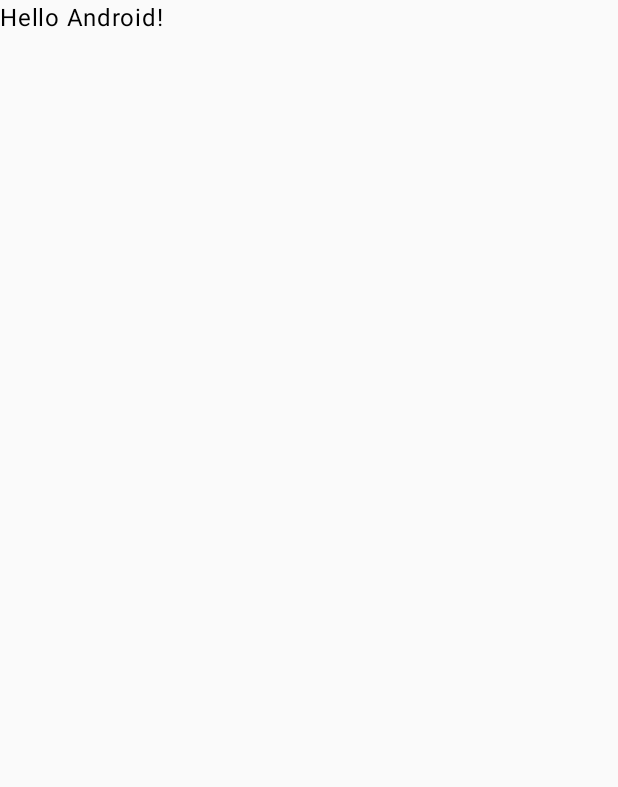
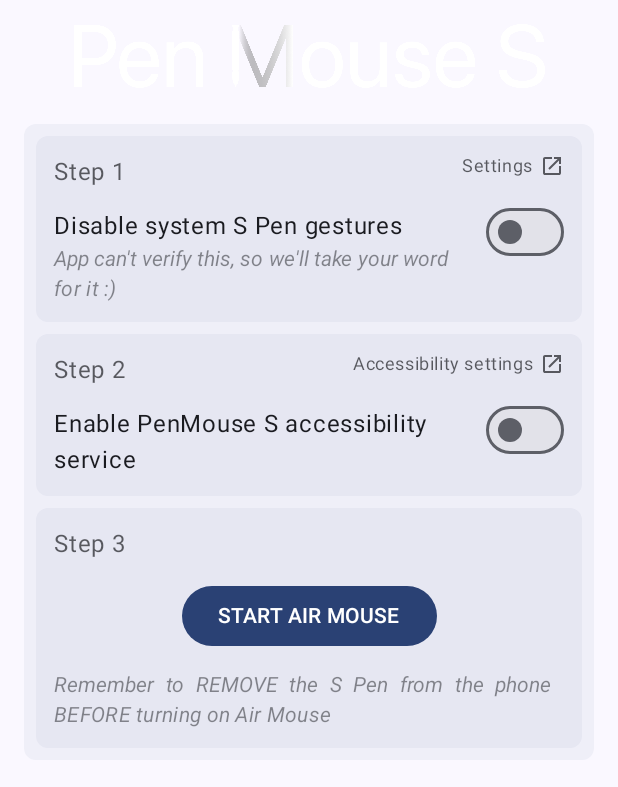
Before and after one commit to jojczak/PenMouseS, an Android app built with Jetpack Compose: the screen it shows after launch (MainActivity), on a phone screen of 412 x 824 dp. Before the commit the part shown is almost empty. Shown: the top 787 px of the screen. Run offline under Robolectric (Android 15) with nearby library versions, the phone set to English and light mode, and no system bars; our stand-ins replace Dagger/Hilt's generated code.

Commit message:
- Added Hilt library, SPenManager, and Activity is now injected - Improved Air Mouse functionality - Added a startup screen (non-functional) - Added app logo

```diff
--- a/app/src/main/java/pl/jojczak/penmouses/PenMouseSApp.kt
+++ b/app/src/main/java/pl/jojczak/penmouses/PenMouseSApp.kt
@@ -1,8 +1,17 @@
 package pl.jojczak.penmouses
 
 import android.app.Application
-import pl.jojczak.penmouses.utils.SPenManager
+import dagger.hilt.android.HiltAndroidApp
+import pl.jojczak.penmouses.di.ActivityProvider
+import javax.inject.Inject
 
-class PenMouseSApp: Application() {
-    var sPenManager: SPenManager? = null
+@HiltAndroidApp
+class PenMouseSApp : Application() {
+    @Inject
+    lateinit var activityProvider: ActivityProvider
+
+    override fun onCreate() {
+        super.onCreate()
+        registerActivityLifecycleCallbacks(activityProvider)
+    }
 }
--- /dev/null
+++ b/app/src/main/java/pl/jojczak/penmouses/di/ActivityProvider.kt
@@ -0,0 +1,38 @@
+package pl.jojczak.penmouses.di
+
+import android.app.Activity
+import android.app.Application
+import android.os.Bundle
+import javax.inject.Inject
+import javax.inject.Singleton
+
+@Singleton
+class ActivityProvider @Inject constructor() : Application.ActivityLifecycleCallbacks {
+    private var currentActivity: Activity? = null
+
+    fun getActivity(): Activity? = currentActivity
+
+    override fun onActivityCreated(activity: Activity, savedInstanceState: Bundle?) {
+        currentActivity = activity
+    }
+
+    override fun onActivityStarted(activity: Activity) {
+        currentActivity = activity
+    }
+
+    override fun onActivityResumed(activity: Activity) {
+        currentActivity = activity
+    }
+
+    override fun onActivityPaused(activity: Activity) {}
+
+    override fun onActivityStopped(activity: Activity) {}
+
+    override fun onActivitySaveInstanceState(activity: Activity, outState: Bundle) {}
+
+    override fun onActivityDestroyed(activity: Activity) {
+        if (currentActivity == activity) {
+            currentActivity = null
+        }
+    }
+}
--- /dev/null
+++ b/app/src/main/java/pl/jojczak/penmouses/di/SPenModule.kt
@@ -0,0 +1,24 @@
+package pl.jojczak.penmouses.di
+
+import dagger.Module
+import dagger.Provides
+import dagger.hilt.InstallIn
+import dagger.hilt.components.SingletonComponent
+import pl.jojczak.penmouses.utils.SPenManager
+import javax.inject.Singleton
+
+@Module
+@InstallIn(SingletonComponent::class)
+object SPenModule {
+    @Provides
+    @Singleton
+    fun provideActivityProvider(): ActivityProvider {
+        return ActivityProvider()
+    }
+
+    @Provides
+    @Singleton
+    fun provideSPenManager(activityProvider: ActivityProvider): SPenManager {
+        return SPenManager(activityProvider)
+    }
+}
--- /dev/null
+++ b/app/src/main/java/pl/jojczak/penmouses/ui/home/HomeScreen.kt
@@ -0,0 +1,294 @@
+package pl.jojczak.penmouses.ui.home
+
+import android.content.Context
+import android.content.Intent
+import android.content.res.Configuration
+import android.provider.Settings
+import androidx.annotation.StringRes
+import androidx.compose.foundation.Image
+import androidx.compose.foundation.clickable
+import androidx.compose.foundation.layout.Arrangement
+import androidx.compose.foundation.layout.Box
+import androidx.compose.foundation.layout.Column
+import androidx.compose.foundation.layout.Row
+import androidx.compose.foundation.layout.RowScope
+import androidx.compose.foundation.layout.Spacer
+import androidx.compose.foundation.layout.fillMaxSize
+import androidx.compose.foundation.layout.fillMaxWidth
+import androidx.compose.foundation.layout.padding
+import androidx.compose.foundation.layout.size
+import androidx.compose.foundation.shape.RoundedCornerShape
+import androidx.compose.material3.Button
+import androidx.compose.material3.Icon
+import androidx.compose.material3.LocalMinimumInteractiveComponentSize
+import androidx.compose.material3.MaterialTheme
+import androidx.compose.material3.Surface
+import androidx.compose.material3.Switch
+import androidx.compose.material3.Text
+import androidx.compose.runtime.Composable
+import androidx.compose.runtime.CompositionLocalProvider
+import androidx.compose.runtime.mutableStateOf
+import androidx.compose.runtime.remember
+import androidx.compose.ui.Alignment
+import androidx.compose.ui.Modifier
+import androidx.compose.ui.platform.LocalContext
+import androidx.compose.ui.res.painterResource
+import androidx.compose.ui.res.stringResource
+import androidx.compose.ui.text.font.FontStyle
+import androidx.compose.ui.text.style.TextAlign
+import androidx.compose.ui.tooling.preview.Preview
+import androidx.compose.ui.unit.dp
+import pl.jojczak.penmouses.R
+import pl.jojczak.penmouses.ui.theme.PenMouseSTheme
+import pl.jojczak.penmouses.ui.theme.elevation_1
+import pl.jojczak.penmouses.ui.theme.elevation_2
+import pl.jojczak.penmouses.ui.theme.pad_l
+import pl.jojczak.penmouses.ui.theme.pad_m
+import pl.jojczak.penmouses.ui.theme.pad_s
+import pl.jojczak.penmouses.ui.theme.pad_xl
+import pl.jojczak.penmouses.ui.theme.pad_xs
+import pl.jojczak.penmouses.ui.theme.pad_xxl
+
+@Composable
+fun HomeScreen() {
+    HomeScreenContent()
+}
+
+@Composable
+fun HomeScreenContent() {
+    Column(
+        horizontalAlignment = Alignment.CenterHorizontally,
+        modifier = Modifier
+            .fillMaxSize()
+            .padding(pad_l)
+    ) {
+        AppLogo()
+        StepsContainer()
+    }
+}
+
+@Composable
+private fun AppLogo() {
+    Image(
+        painter = painterResource(R.drawable.logo_light),
+        contentDescription = stringResource(R.string.home_logo_alt),
+        modifier = Modifier.padding(horizontal = pad_xxl)
+    )
+}
+
+@Composable
+private fun StepsContainer() {
+    Surface(
+        tonalElevation = elevation_1,
+        shape = RoundedCornerShape(pad_s),
+        modifier = Modifier.padding(top = pad_xl)
+    ) {
+        Column(
+            verticalArrangement = Arrangement.spacedBy(pad_s),
+            modifier = Modifier.padding(pad_s)
+        ) {
+            Step(
+                stepTextResId = R.string.home_steps_1,
+                stepDescResId = R.string.home_steps_1_des,
+                stepMoreResId = R.string.home_steps_1_more,
+                stepSettingsResId = R.string.home_steps_1_settings
+            ) {
+                openSettings(it)
+            }
+            Step(
+                stepTextResId = R.string.home_steps_2,
+                stepDescResId = R.string.home_steps_2_des,
+                stepSettingsResId = R.string.home_steps_2_settings
+            ) {
+                openAccessibilitySettings(it)
+            }
+            Step(
+                stepTextResId = R.string.home_steps_3,
+                stepDescResId = R.string.home_steps_3_des,
+                stepMoreResId = R.string.home_steps_3_more,
+                isButton = true
+            )
+        }
+    }
+}
+
+@Composable
+private fun Step(
+    @StringRes stepTextResId: Int,
+    @StringRes stepDescResId: Int,
+    @StringRes stepMoreResId: Int? = null,
+    @StringRes stepSettingsResId: Int? = null,
+    isButton: Boolean = false,
+    settingsCallback: (Context) -> Unit = { },
+) {
+    Surface(
+        tonalElevation = elevation_2,
+        shape = RoundedCornerShape(pad_s),
+        modifier = Modifier.fillMaxWidth()
+    ) {
+        Column(
+            modifier = Modifier.padding(pad_m)
+        ) {
+            StepHeader(
+                stepTextResId = stepTextResId,
+                stepSettingsResId = stepSettingsResId,
+                settingsCallback = settingsCallback
+            )
+            if (isButton) {
+                StepButton(
+                    stepDescResId = stepDescResId,
+                    stepMoreResId = stepMoreResId
+                )
+            } else {
+                LabeledSwitch(
+                    stepDescResId = stepDescResId,
+                    stepMoreResId = stepMoreResId
+                )
+            }
+        }
+    }
+}
+
+@Composable
+private fun StepHeader(
+    @StringRes stepTextResId: Int,
+    @StringRes stepSettingsResId: Int? = null,
+    settingsCallback: (Context) -> Unit = { },
+) {
+    Row(
+        verticalAlignment = Alignment.Top,
+        modifier = Modifier.padding(bottom = pad_m)
+    ) {
+        Text(
+            text = stringResource(stepTextResId),
+            color = MaterialTheme.colorScheme.onBackground.copy(alpha = STEP_TITLE_ALPHA)
+        )
+        if (stepSettingsResId != null) {
+            SettingsLink(
+                stepSettingsResId = stepSettingsResId,
+                settingsCallback = settingsCallback
+            )
+        }
+    }
+}
+
+@Composable
+private fun RowScope.SettingsLink(
+    @StringRes stepSettingsResId: Int,
+    settingsCallback: (Context) -> Unit = { },
+) {
+    val context = LocalContext.current
+
+    Spacer(
+        modifier = Modifier.weight(1f)
+    )
+    Row(
+        verticalAlignment = Alignment.CenterVertically,
+        horizontalArrangement = Arrangement.spacedBy(pad_xs),
+        modifier = Modifier.clickable { settingsCallback(context) }
+    ) {
+        Text(
+            text = stringResource(stepSettingsResId),
+            color = MaterialTheme.colorScheme.onBackground.copy(alpha = STEP_TITLE_ALPHA),
+            style = MaterialTheme.typography.bodySmall
+        )
+        Icon(
+            painter = painterResource(R.drawable.open_in_new_24px),
+            tint = MaterialTheme.colorScheme.onBackground.copy(alpha = STEP_TITLE_ALPHA),
+            contentDescription = null,
+            modifier = Modifier.size(16.dp)
+        )
+    }
+}
+
+@Composable
+private fun StepButton(
+    @StringRes stepDescResId: Int,
+    @StringRes stepMoreResId: Int? = null
+) {
+    Box(
+        contentAlignment = Alignment.Center,
+        modifier = Modifier.fillMaxWidth()
+    ) {
+        Button(
+            onClick = {}
+        ) {
+            Text(
+                text = stringResource(stepDescResId).uppercase(),
+            )
+        }
+    }
+    StepTextMore(
+        stepMoreResId = stepMoreResId,
+        modifier = Modifier.padding(top = pad_m)
+    )
+}
+
+@Composable
+private fun LabeledSwitch(
+    @StringRes stepDescResId: Int,
+    @StringRes stepMoreResId: Int? = null
+) {
+    val switchState = remember { mutableStateOf(false) }
+
+    Row(
+        horizontalArrangement = Arrangement.spacedBy(pad_l)
+    ) {
+        Column(
+            modifier = Modifier.weight(1f)
+        ) {
+            Text(text = stringResource(stepDescResId))
+            StepTextMore(stepMoreResId = stepMoreResId)
+        }
+        CompositionLocalProvider(
+            LocalMinimumInteractiveComponentSize provides 0.dp,
+        ) {
+            Switch(
+                checked = switchState.value,
+                onCheckedChange = { switchState.value = !switchState.value }
+            )
+        }
+    }
+}
+
+@Composable
+private fun StepTextMore(
+    @StringRes stepMoreResId: Int?,
+    modifier: Modifier = Modifier
+) {
+    stepMoreResId?.let {
+        Text(
+            text = stringResource(it),
+            style = MaterialTheme.typography.bodyMedium,
+            color = MaterialTheme.colorScheme.onBackground.copy(alpha = STEP_MORE_ALPHA),
+            fontStyle = FontStyle.Italic,
+            textAlign = TextAlign.Justify,
+            modifier = modifier
+        )
+    }
+}
+
+private fun openSettings(context: Context) {
+    context.startActivity(Intent(Settings.ACTION_SETTINGS))
+}
+
+private fun openAccessibilitySettings(context: Context) {
+    context.startActivity(Intent(Settings.ACTION_ACCESSIBILITY_SETTINGS))
+}
+
+private const val STEP_TITLE_ALPHA = 0.7f
+private const val STEP_MORE_ALPHA = 0.5f
+
+@Preview(
+    showSystemUi = false,
+    uiMode = Configuration.UI_MODE_NIGHT_YES,
+    showBackground = false, device = "spec:width=411dp,height=891dp"
+)
+@Composable
+private fun HomeScreenPreview() {
+    PenMouseSTheme {
+        Surface {
+            HomeScreenContent()
+        }
+    }
+}
--- a/app/src/main/java/pl/jojczak/penmouses/ui/main/MainActivity.kt
+++ b/app/src/main/java/pl/jojczak/penmouses/ui/main/MainActivity.kt
@@ -4,46 +4,35 @@ import android.content.Intent
 import android.os.Bundle
 import androidx.activity.ComponentActivity
 import androidx.activity.compose.setContent
-import androidx.compose.material3.Text
+import androidx.compose.foundation.layout.fillMaxSize
+import androidx.compose.material3.Surface
 import androidx.compose.runtime.Composable
 import androidx.compose.ui.Modifier
-import androidx.compose.ui.tooling.preview.Preview
-import pl.jojczak.penmouses.PenMouseSApp
-import pl.jojczak.penmouses.utils.SPenManager
+import dagger.hilt.android.AndroidEntryPoint
 import pl.jojczak.penmouses.service.MouseService
+import pl.jojczak.penmouses.ui.home.HomeScreen
 import pl.jojczak.penmouses.ui.theme.PenMouseSTheme
 
+@AndroidEntryPoint
 class MainActivity : ComponentActivity() {
+
     override fun onCreate(savedInstanceState: Bundle?) {
         super.onCreate(savedInstanceState)
-
-        (application as PenMouseSApp).sPenManager = SPenManager(this)
 
         startService(Intent(this, MouseService::class.java))
         setShowWhenLocked(true)
 
-        setContent(
-            content = {
-                PenMouseSTheme {
-                    Greeting("Android")
-                }
-            }
-        )
+        setContent { AppContent() }
     }
 }
 
 @Composable
-fun Greeting(name: String, modifier: Modifier = Modifier) {
-    Text(
-        text = "Hello $name!",
-        modifier = modifier
-    )
-}
-
-@Preview(showBackground = true)
-@Composable
-fun GreetingPreview() {
+fun AppContent() {
     PenMouseSTheme {
-        Greeting("Android")
+        Surface(
+            modifier = Modifier.fillMaxSize()
+        ) {
+            HomeScreen()
+        }
     }
 }
--- /dev/null
+++ b/app/src/main/java/pl/jojczak/penmouses/ui/theme/Dimens.kt
@@ -0,0 +1,13 @@
+package pl.jojczak.penmouses.ui.theme
+
+import androidx.compose.ui.unit.dp
+
+val pad_xs = 4.dp
+val pad_s = 8.dp
+val pad_m = 12.dp
+val pad_l = 16.dp
+val pad_xl = 24.dp
+val pad_xxl = 32.dp
+
+val elevation_1 = 1.dp
+val elevation_2 = 3.dp
--- /dev/null
+++ b/app/src/main/res/drawable/open_in_new_24px.xml
@@ -0,0 +1,10 @@
+<vector xmlns:android="http://schemas.android.com/apk/res/android"
+    android:width="24dp"
+    android:height="24dp"
+    android:viewportWidth="960"
+    android:viewportHeight="960"
+    android:autoMirrored="true">
+  <path
+      android:fillColor="@android:color/white"
+      android:pathData="M200,840Q167,840 143.5,816.5Q120,793 120,760L120,200Q120,167 143.5,143.5Q167,120 200,120L480,120L480,200L200,200Q200,200 200,200Q200,200 200,200L200,760Q200,760 200,760Q200,760 200,760L760,760Q760,760 760,760Q760,760 760,760L760,480L840,480L840,760Q840,793 816.5,816.5Q793,840 760,840L200,840ZM388,628L332,572L704,200L560,200L560,120L840,120L840,400L760,400L760,256L388,628Z"/>
+</vector>
--- a/app/src/main/res/values/strings.xml
+++ b/app/src/main/res/values/strings.xml
@@ -1,4 +1,19 @@
 <resources>
     <string name="app_name">PenMouse S</string>
     <string name="accessibility_setting_description">Hello world</string>
+
+    <string name="home_logo_alt">Pen Mouse S Logo</string>
+
+    <string name="home_steps_1">Step 1</string>
+    <string name="home_steps_1_settings">Settings</string>
+    <string name="home_steps_1_des">Disable system S Pen gestures</string>
+    <string name="home_steps_1_more">App can\'t verify this, so we\'ll take your word for it :)</string>
+
+    <string name="home_steps_2">Step 2</string>
+    <string name="home_steps_2_settings">Accessibility settings</string>
+    <string name="home_steps_2_des">Enable PenMouse S accessibility service</string>
+
+    <string name="home_steps_3">Step 3</string>
+    <string name="home_steps_3_des">Start Air Mouse</string>
+    <string name="home_steps_3_more">Remember to REMOVE the S Pen from the phone BEFORE turning on Air Mouse</string>
 </resources>
--- a/build.gradle.kts
+++ b/build.gradle.kts
@@ -3,4 +3,6 @@ plugins {
     alias(libs.plugins.android.application) apply false
     alias(libs.plugins.kotlin.android) apply false
     alias(libs.plugins.kotlin.compose) apply false
+    alias(libs.plugins.hilt.plugin) apply false
+    alias(libs.plugins.ksp) apply false
 }
```
Also changed, not shown: app/build.gradle.kts (+6 -1 lines), app/src/main/java/pl/jojczak/penmouses/service/MouseService.kt (+20 -30 lines), app/src/main/java/pl/jojczak/penmouses/service/SPenHelper.kt (+29 -15 lines), app/src/main/java/pl/jojczak/penmouses/utils/SPenManager.kt (+4 -5 lines), gradle/libs.versions.toml (+20 -6 lines), app/src/main/res/drawable/logo_light.png (added), 1 other file.
